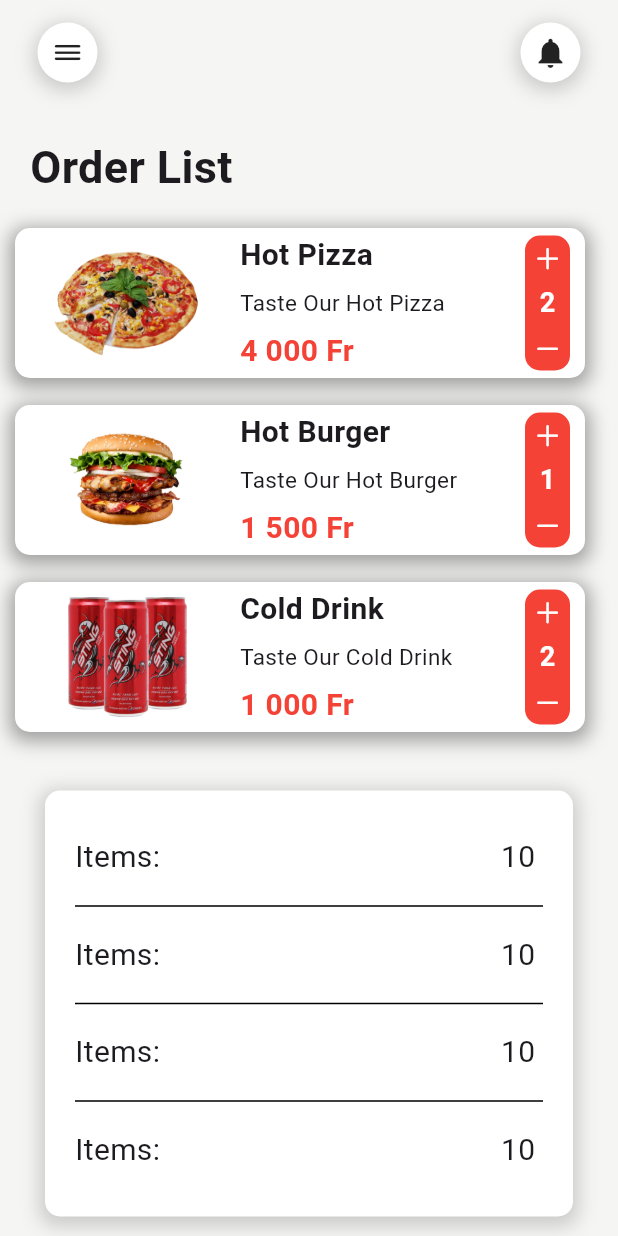
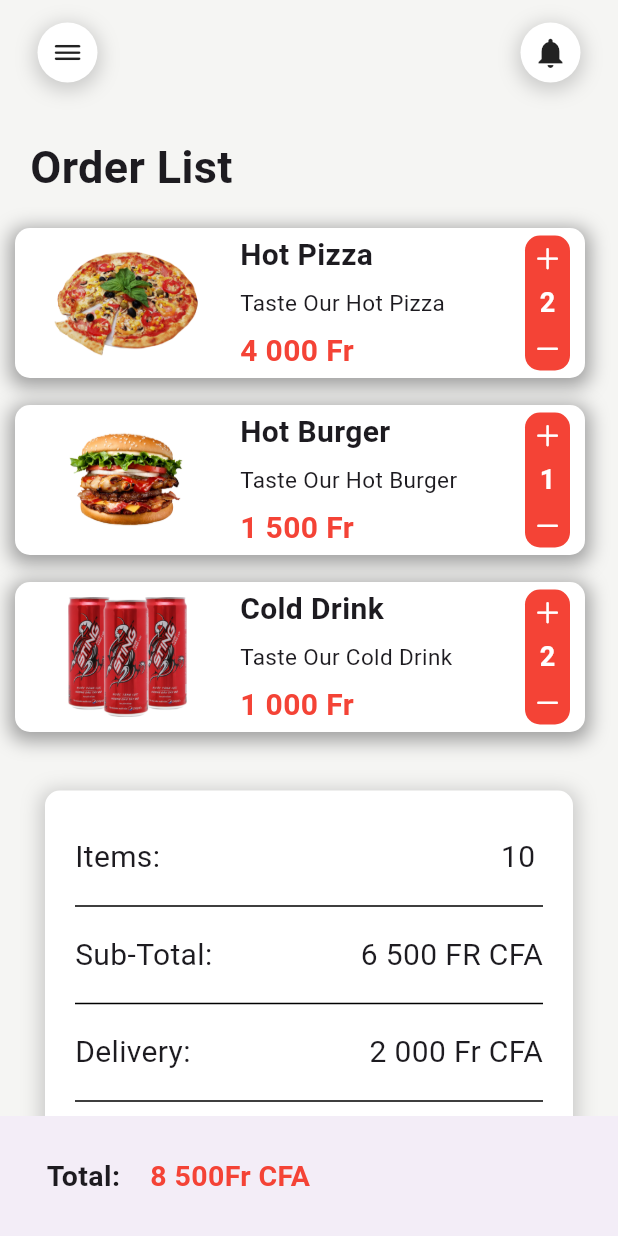
Before and after one commit to BailoMbaye/Food_app, a Flutter app: the CartPage screen opened by its route, on a phone screen of 412 x 824 dp. Run offline on Flutter 3.47's test engine with Material 3 defaults, Android fonts, the phone set to English and light mode, and no system bars; our stand-ins replace flutter_rating_bar.

Commit message:
Creation CartBottomNavBar

```diff
--- a/lib/Pages/CartPage.dart
+++ b/lib/Pages/CartPage.dart
@@ -1,6 +1,8 @@
 import 'package:flutter/cupertino.dart';
 import 'package:flutter/material.dart';
 import 'package:food_app/Widget/AppBarWidget.dart';
+import 'package:food_app/Widget/CartBottomNavBar.dart';
+import 'package:food_app/Widget/DrawerWidget.dart';
 
 class CartPage extends StatelessWidget {
   const CartPage({super.key});
@@ -371,11 +373,11 @@ class CartPage extends StatelessWidget {
                               mainAxisAlignment: MainAxisAlignment.spaceBetween,
                               children: [
                                 Text(
-                                  'Items:',
+                                  'Sub-Total:',
                                   style: TextStyle(fontSize: 20),
                                 ),
                                 Text(
-                                  '10 ',
+                                  '6 500 FR CFA',
                                   style: TextStyle(fontSize: 20),
                                 ),
                               ],
@@ -392,11 +394,11 @@ class CartPage extends StatelessWidget {
                               mainAxisAlignment: MainAxisAlignment.spaceBetween,
                               children: [
                                 Text(
-                                  'Items:',
+                                  'Delivery:',
                                   style: TextStyle(fontSize: 20),
                                 ),
                                 Text(
-                                  '10 ',
+                                  '2 000 Fr CFA',
                                   style: TextStyle(fontSize: 20),
                                 ),
                               ],
@@ -413,12 +415,18 @@ class CartPage extends StatelessWidget {
                               mainAxisAlignment: MainAxisAlignment.spaceBetween,
                               children: [
                                 Text(
-                                  'Items:',
-                                  style: TextStyle(fontSize: 20),
+                                  'Total:',
+                                  style: TextStyle(
+                                      fontSize: 20,
+                                      fontWeight: FontWeight.bold),
                                 ),
                                 Text(
-                                  '10 ',
-                                  style: TextStyle(fontSize: 20),
+                                  '8 500 FrCFA',
+                                  style: TextStyle(
+                                    fontSize: 20,
+                                    fontWeight: FontWeight.bold,
+                                    color: Colors.red,
+                                  ),
                                 ),
                               ],
                             ),
@@ -433,6 +441,8 @@ class CartPage extends StatelessWidget {
           ),
         ],
       ),
+      drawer: const DrawerWidget(),
+      bottomNavigationBar: CartBottomNavBar(),
     );
   }
 }
--- /dev/null
+++ b/lib/Widget/CartBottomNavBar.dart
@@ -0,0 +1,37 @@
+import 'package:flutter/material.dart';
+
+class CartBottomNavBar extends StatelessWidget {
+  const CartBottomNavBar({super.key});
+
+  @override
+  Widget build(BuildContext context) {
+    return BottomAppBar(
+      child: Container(
+        padding: EdgeInsets.symmetric(horizontal: 15),
+        height: 70,
+        child: Row(
+          children: [
+            Text(
+              "Total: ",
+              style: TextStyle(
+                fontSize: 19,
+                fontWeight: FontWeight.bold,
+              ),
+            ),
+            SizedBox(
+              width: 15,
+            ),
+            Text(
+              "8 500Fr CFA",
+              style: TextStyle(
+                fontSize: 19,
+                fontWeight: FontWeight.bold,
+                color: Colors.red,
+              ),
+            ),
+          ],
+        ),
+      ),
+    );
+  }
+}
```
